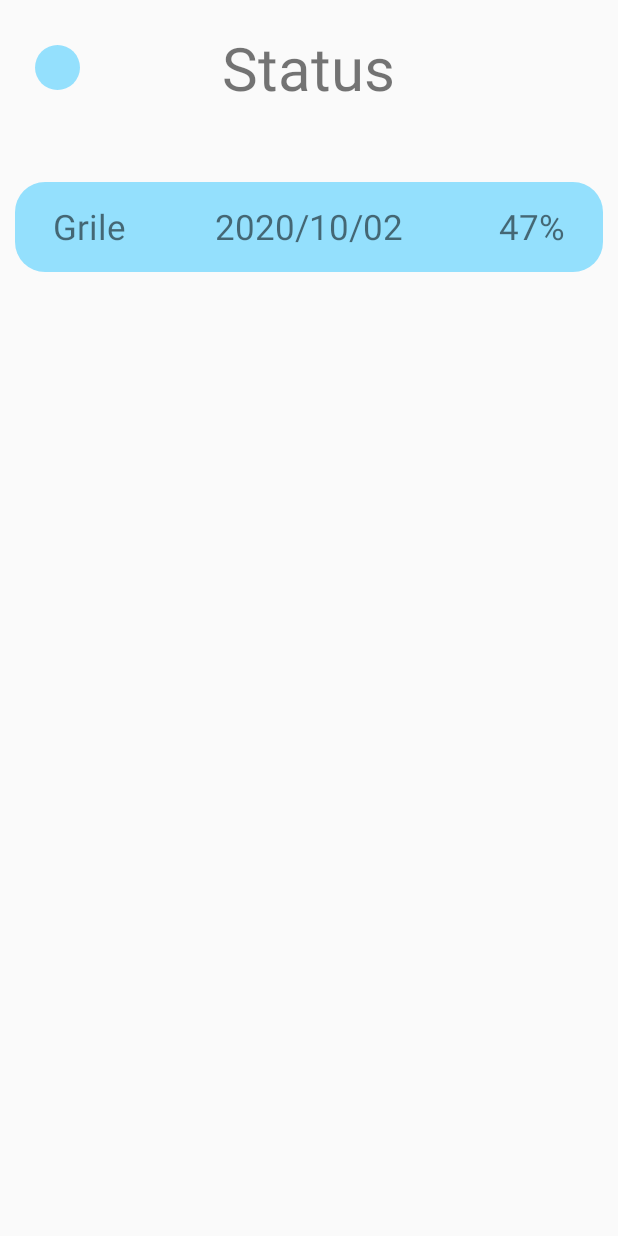
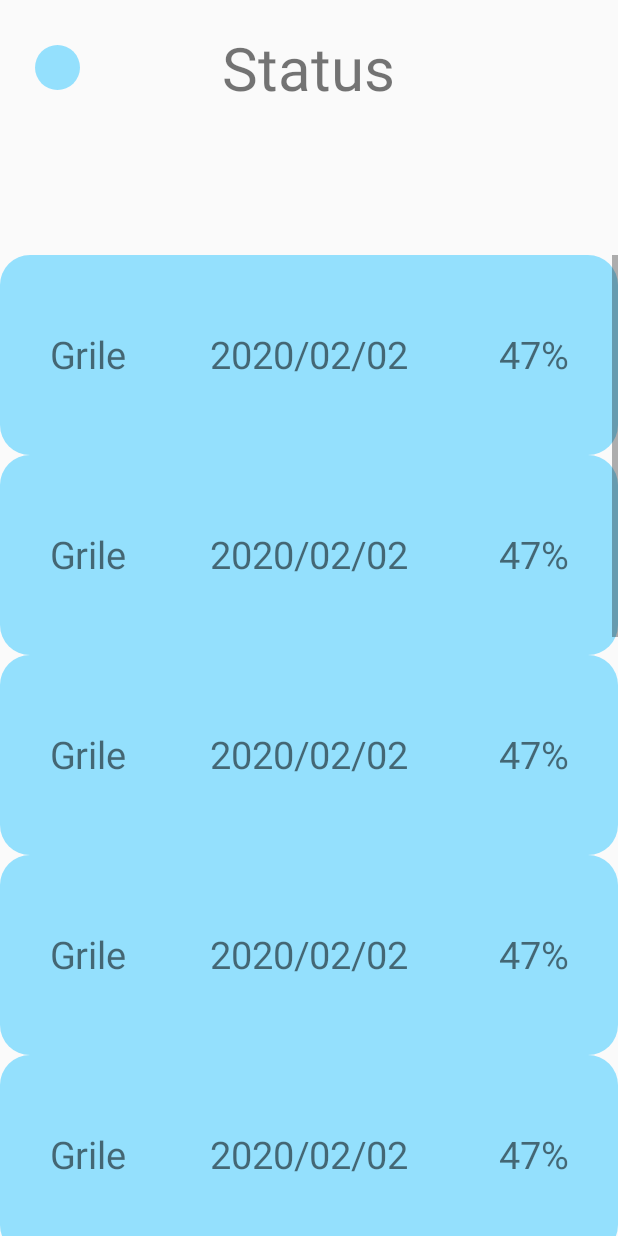
Before and after one commit to Madalina30/ProiectPA, an Android app: the MainMenu screen opened directly, with no data from a screen before it, after a tap on "STATUS", on a phone screen of 412 x 824 dp. Run offline under Robolectric (Android 15) with nearby library versions, the light colour scheme and no system bars; libraries missing offline, so code that uses them is left out: com.androidnetworking; 1 statement that could not run was skipped.

Commit message:
Status page added programmatically + hide notification bar

```diff
--- a/app/src/main/java/com/example/exam_project/GrileMain.java
+++ b/app/src/main/java/com/example/exam_project/GrileMain.java
@@ -11,6 +11,7 @@ import android.os.Bundle;
 import android.view.Gravity;
 import android.view.View;
 import android.view.ViewGroup;
+import android.view.WindowManager;
 import android.widget.Button;
 import android.widget.ImageView;
 import android.widget.LinearLayout;
@@ -48,6 +49,8 @@ public class GrileMain extends AppCompatActivity {
     protected void onCreate(Bundle savedInstanceState) {
         super.onCreate(savedInstanceState);
         setContentView(R.layout.activity_grile_main);
+        getWindow().setFlags(WindowManager.LayoutParams.FLAG_FULLSCREEN,
+                WindowManager.LayoutParams.FLAG_FULLSCREEN);
         setFunctionality();
         // TODO: points
     }
--- a/app/src/main/java/com/example/exam_project/Login.java
+++ b/app/src/main/java/com/example/exam_project/Login.java
@@ -7,6 +7,7 @@ import android.content.SharedPreferences;
 import android.os.Bundle;
 import android.util.Log;
 import android.view.View;
+import android.view.WindowManager;
 import android.widget.Button;
 import android.widget.EditText;
 import android.widget.TextView;
@@ -27,6 +28,8 @@ public class Login extends AppCompatActivity {
     protected void onCreate(Bundle savedInstanceState) {
         super.onCreate(savedInstanceState);
         setContentView(R.layout.activity_login);
+        getWindow().setFlags(WindowManager.LayoutParams.FLAG_FULLSCREEN,
+                WindowManager.LayoutParams.FLAG_FULLSCREEN);
         useremail = findViewById(R.id.useremail);
         password = findViewById(R.id.password);
         loginBtn = findViewById(R.id.loginBtn);
--- a/app/src/main/java/com/example/exam_project/Lost.java
+++ b/app/src/main/java/com/example/exam_project/Lost.java
@@ -5,6 +5,7 @@ import androidx.appcompat.app.AppCompatActivity;
 import android.content.Intent;
 import android.os.Bundle;
 import android.view.View;
+import android.view.WindowManager;
 import android.widget.Button;
 
 public class Lost extends AppCompatActivity {
@@ -13,6 +14,8 @@ public class Lost extends AppCompatActivity {
     protected void onCreate(Bundle savedInstanceState) {
         super.onCreate(savedInstanceState);
         setContentView(R.layout.lost_template);
+        getWindow().setFlags(WindowManager.LayoutParams.FLAG_FULLSCREEN,
+                WindowManager.LayoutParams.FLAG_FULLSCREEN);
 
         Button tryAgain = findViewById(R.id.tryAgain);
         Button goToMainMenu = findViewById(R.id.goToMainMenu);
--- a/app/src/main/java/com/example/exam_project/MainActivity.java
+++ b/app/src/main/java/com/example/exam_project/MainActivity.java
@@ -8,6 +8,7 @@ import android.content.SharedPreferences;
 import android.os.Bundle;
 import android.os.Handler;
 import android.view.View;
+import android.view.WindowManager;
 
 import com.androidnetworking.AndroidNetworking;
 
@@ -18,6 +19,8 @@ public class MainActivity extends AppCompatActivity {
         AndroidNetworking.initialize(getApplicationContext());
         super.onCreate(savedInstanceState);
         setContentView(R.layout.activity_main);
+        getWindow().setFlags(WindowManager.LayoutParams.FLAG_FULLSCREEN,
+                WindowManager.LayoutParams.FLAG_FULLSCREEN);
         final Handler handler = new Handler();
         SharedPreferences pref = getApplicationContext().getSharedPreferences("MyPref", 0);
         if (pref.getBoolean("isLogged", false)) {
--- a/app/src/main/java/com/example/exam_project/MainMenu.java
+++ b/app/src/main/java/com/example/exam_project/MainMenu.java
@@ -7,6 +7,7 @@ import android.content.Intent;
 import android.content.SharedPreferences;
 import android.os.Bundle;
 import android.view.View;
+import android.view.WindowManager;
 import android.widget.Button;
 import android.widget.ImageView;
 import android.widget.TextView;
@@ -26,7 +27,8 @@ public class MainMenu extends AppCompatActivity {
         AndroidNetworking.initialize(getApplicationContext());
         super.onCreate(savedInstanceState);
         setContentView(R.layout.activity_main_menu);
-
+        getWindow().setFlags(WindowManager.LayoutParams.FLAG_FULLSCREEN,
+                WindowManager.LayoutParams.FLAG_FULLSCREEN);
         setData();
         SharedPreferences pref = getApplicationContext().getSharedPreferences("MyPref", 0); // 0 - for private mode
         username.setText(pref.getString("username", "")); // Storing string
--- a/app/src/main/java/com/example/exam_project/Probleme.java
+++ b/app/src/main/java/com/example/exam_project/Probleme.java
@@ -5,6 +5,7 @@ import androidx.appcompat.app.AppCompatActivity;
 import android.content.Intent;
 import android.os.Bundle;
 import android.view.View;
+import android.view.WindowManager;
 import android.widget.Button;
 import android.widget.EditText;
 import android.widget.ImageView;
@@ -29,6 +30,8 @@ public class Probleme extends AppCompatActivity {
     protected void onCreate(Bundle savedInstanceState) {
         super.onCreate(savedInstanceState);
         setContentView(R.layout.activity_probleme);
+        getWindow().setFlags(WindowManager.LayoutParams.FLAG_FULLSCREEN,
+                WindowManager.LayoutParams.FLAG_FULLSCREEN);
         setFunctionality();
 
     }
--- a/app/src/main/java/com/example/exam_project/Settings.java
+++ b/app/src/main/java/com/example/exam_project/Settings.java
@@ -9,6 +9,7 @@ import android.content.SharedPreferences;
 import android.os.Bundle;
 import android.util.Log;
 import android.view.View;
+import android.view.WindowManager;
 import android.widget.Button;
 import android.widget.ImageView;
 import android.widget.Toast;
@@ -21,6 +22,8 @@ public class Settings extends AppCompatActivity {
     protected void onCreate(Bundle savedInstanceState) {
         super.onCreate(savedInstanceState);
         setContentView(R.layout.activity_settings);
+        getWindow().setFlags(WindowManager.LayoutParams.FLAG_FULLSCREEN,
+                WindowManager.LayoutParams.FLAG_FULLSCREEN);
         backToMainMenu = findViewById(R.id.backToMainMenu);
         resetProgressBtn = findViewById(R.id.resetProgressBtn);
         updateAccountBtn = findViewById(R.id.updateAccountBtn);
--- a/app/src/main/java/com/example/exam_project/Signup.java
+++ b/app/src/main/java/com/example/exam_project/Signup.java
@@ -7,6 +7,7 @@ import android.content.SharedPreferences;
 import android.os.Bundle;
 import android.util.Log;
 import android.view.View;
+import android.view.WindowManager;
 import android.widget.Button;
 import android.widget.EditText;
 import android.widget.TextView;
@@ -21,6 +22,8 @@ public class Signup extends AppCompatActivity {
     protected void onCreate(Bundle savedInstanceState) {
         super.onCreate(savedInstanceState);
         setContentView(R.layout.activity_signup);
+        getWindow().setFlags(WindowManager.LayoutParams.FLAG_FULLSCREEN,
+                WindowManager.LayoutParams.FLAG_FULLSCREEN);
         username = findViewById(R.id.username);
         email = findViewById(R.id.email);
         password = findViewById(R.id.password);
--- a/app/src/main/java/com/example/exam_project/Status.java
+++ b/app/src/main/java/com/example/exam_project/Status.java
@@ -1,34 +1,40 @@
 package com.example.exam_project;
 
+import androidx.annotation.RequiresApi;
 import androidx.appcompat.app.AppCompatActivity;
 
 import android.annotation.SuppressLint;
 import android.content.Intent;
+import android.os.Build;
 import android.os.Bundle;
+import android.view.Gravity;
 import android.view.View;
+import android.view.WindowManager;
 import android.widget.Button;
 import android.widget.ImageView;
+import android.widget.LinearLayout;
+import android.widget.RelativeLayout;
 import android.widget.ScrollView;
+import android.widget.TextView;
 
 public class Status extends AppCompatActivity {
     private ImageView backToMainMenu;
-    private ScrollView statusScroll;
+    private LinearLayout layoutStatus;
 
-    public ScrollView getStatusScroll() {
-        return statusScroll;
-    }
-
-    public void setStatusScroll(ScrollView statusScroll) {
-        this.statusScroll = statusScroll;
-    }
-
+    @RequiresApi(api = Build.VERSION_CODES.JELLY_BEAN_MR1)
     @Override
     protected void onCreate(Bundle savedInstanceState) {
         super.onCreate(savedInstanceState);
         setContentView(R.layout.activity_status);
+        getWindow().setFlags(WindowManager.LayoutParams.FLAG_FULLSCREEN,
+                WindowManager.LayoutParams.FLAG_FULLSCREEN);
 
         backToMainMenu = findViewById(R.id.backToMainMenu);
-        statusScroll = findViewById(R.id.statusScroll);
+        layoutStatus = findViewById(R.id.layoutStatus);
+
+        // cat timp o sa se gaseasca in bd o sa se apeleze o functie care adauga la status
+        for (int i = 0; i < 20; i++)
+            addToStatus("Grile", "2020/02/02", "47");
 
         backToMainMenu.setOnClickListener(new View.OnClickListener() {
             @Override
@@ -43,6 +49,53 @@ public class Status extends AppCompatActivity {
         // TODO: adapter for scroll view to do this
 
     }
+
+    @SuppressLint("SetTextI18n")
+    @RequiresApi(api = Build.VERSION_CODES.JELLY_BEAN_MR1)
+    public void addToStatus(String categoryName, String dateName, String percentage) {
+        RelativeLayout relativeLayout = new RelativeLayout(this);
+        RelativeLayout.LayoutParams layoutParamsRel = new RelativeLayout.LayoutParams(RelativeLayout.LayoutParams.MATCH_PARENT, 200);
+        layoutParamsRel.setMargins(30, 30, 30, 30);
+
+        relativeLayout.setLayoutParams(layoutParamsRel);
+        relativeLayout.setBackgroundResource(R.drawable.btn_bkg);
+
+        TextView category = new TextView(this);
+        RelativeLayout.LayoutParams textv = new RelativeLayout.LayoutParams(RelativeLayout.LayoutParams.WRAP_CONTENT, RelativeLayout.LayoutParams.WRAP_CONTENT);
+        category.setTextSize(25);
+        textv.leftMargin = 50;
+        textv.addRule(RelativeLayout.ALIGN_PARENT_LEFT);
+        textv.addRule(RelativeLayout.CENTER_VERTICAL);
+        category.setTextAlignment(View.TEXT_ALIGNMENT_CENTER);
+        category.setText(categoryName); // sau teste random sau probleme
+        category.setLayoutParams(textv);
+
+        TextView date = new TextView(this);
+        RelativeLayout.LayoutParams dateParam = new RelativeLayout.LayoutParams(RelativeLayout.LayoutParams.WRAP_CONTENT, RelativeLayout.LayoutParams.WRAP_CONTENT);
+        date.setTextSize(25);
+        dateParam.addRule(RelativeLayout.CENTER_IN_PARENT);
+        date.setTextAlignment(View.TEXT_ALIGNMENT_CENTER);
+        date.setText(dateName); // sau teste random sau probleme
+        date.setLayoutParams(dateParam);
+
+        TextView points = new TextView(this);
+        RelativeLayout.LayoutParams pointsParam = new RelativeLayout.LayoutParams(RelativeLayout.LayoutParams.WRAP_CONTENT, RelativeLayout.LayoutParams.WRAP_CONTENT);
+        points.setTextSize(25);
+        pointsParam.rightMargin = 50;
+        pointsParam.addRule(RelativeLayout.ALIGN_PARENT_RIGHT);
+        pointsParam.addRule(RelativeLayout.CENTER_VERTICAL);
+        points.setTextAlignment(View.TEXT_ALIGNMENT_CENTER);
+        points.setText(percentage + "%"); // sau teste random sau probleme
+        points.setLayoutParams(pointsParam);
+
+        relativeLayout.addView(category);
+        relativeLayout.addView(date);
+        relativeLayout.addView(points);
+
+        // de la relative layout trebuie sa te duca la grila specifica pentru acel nivel (prima din set - momentan chiar prima, dupa random)
+
+        layoutStatus.addView(relativeLayout);
+    }
     @Override
     public void onBackPressed() {
 
--- a/app/src/main/java/com/example/exam_project/TestRandom.java
+++ b/app/src/main/java/com/example/exam_project/TestRandom.java
@@ -11,6 +11,7 @@ import android.os.Bundle;
 import android.view.Gravity;
 import android.view.View;
 import android.view.ViewGroup;
+import android.view.WindowManager;
 import android.widget.Button;
 import android.widget.ImageView;
 import android.widget.LinearLayout;
@@ -37,6 +38,8 @@ public class TestRandom extends AppCompatActivity {
     protected void onCreate(Bundle savedInstanceState) {
         super.onCreate(savedInstanceState);
         setContentView(R.layout.template_grila);
+        getWindow().setFlags(WindowManager.LayoutParams.FLAG_FULLSCREEN,
+                WindowManager.LayoutParams.FLAG_FULLSCREEN);
         setFunctionality();
         // TODO: points
     }
--- a/app/src/main/java/com/example/exam_project/UpdateAccount.java
+++ b/app/src/main/java/com/example/exam_project/UpdateAccount.java
@@ -6,6 +6,7 @@ import android.content.Intent;
 import android.content.SharedPreferences;
 import android.os.Bundle;
 import android.view.View;
+import android.view.WindowManager;
 import android.widget.Button;
 import android.widget.EditText;
 import android.widget.ImageView;
@@ -20,6 +21,8 @@ public class UpdateAccount extends AppCompatActivity {
     protected void onCreate(Bundle savedInstanceState) {
         super.onCreate(savedInstanceState);
         setContentView(R.layout.activity_update_account);
+        getWindow().setFlags(WindowManager.LayoutParams.FLAG_FULLSCREEN,
+                WindowManager.LayoutParams.FLAG_FULLSCREEN);
         backToSettings = findViewById(R.id.backToSettings);
         username = findViewById(R.id.newUsername);
         email = findViewById(R.id.newEmail);
--- a/app/src/main/java/com/example/exam_project/Winner.java
+++ b/app/src/main/java/com/example/exam_project/Winner.java
@@ -5,6 +5,7 @@ import androidx.appcompat.app.AppCompatActivity;
 import android.content.Intent;
 import android.os.Bundle;
 import android.view.View;
+import android.view.WindowManager;
 import android.widget.Button;
 
 public class Winner extends AppCompatActivity {
@@ -13,6 +14,8 @@ public class Winner extends AppCompatActivity {
     protected void onCreate(Bundle savedInstanceState) {
         super.onCreate(savedInstanceState);
         setContentView(R.layout.win_template);
+        getWindow().setFlags(WindowManager.LayoutParams.FLAG_FULLSCREEN,
+                WindowManager.LayoutParams.FLAG_FULLSCREEN);
 
         Button chooseLevel = findViewById(R.id.chooseLevel);
         Button goToMainMenu = findViewById(R.id.goToMainMenu);
--- a/app/src/main/res/layout/activity_status.xml
+++ b/app/src/main/res/layout/activity_status.xml
@@ -7,6 +7,7 @@
     tools:context=".Status">
 
     <RelativeLayout
+        android:id="@+id/sus"
         android:layout_width="match_parent"
         android:layout_height="wrap_content"
         app:layout_constraintBottom_toBottomOf="parent"
@@ -34,6 +35,7 @@
         android:id="@+id/statusScroll"
         android:layout_width="match_parent"
         android:layout_height="wrap_content"
+        android:layout_marginTop="300px"
         app:layout_constraintBottom_toBottomOf="parent"
         app:layout_constraintHorizontal_bias="0.0"
         app:layout_constraintLeft_toLeftOf="parent"
@@ -41,43 +43,11 @@
         app:layout_constraintTop_toTopOf="parent"
         app:layout_constraintVertical_bias="0.15">
         <LinearLayout
+            android:id="@+id/layoutStatus"
             android:orientation="vertical"
             android:layout_width="match_parent"
             android:layout_height="wrap_content">
-            <RelativeLayout
-                android:layout_width="match_parent"
-                android:layout_height="60dp"
-                android:layout_margin="10dp"
-                android:background="@drawable/btn_bkg">
 
-
-                <TextView
-                    android:layout_width="wrap_content"
-                    android:layout_height="wrap_content"
-                    android:text="Grile"
-                    android:layout_marginLeft="25dp"
-                    android:layout_centerVertical="true"
-                    android:textSize="23sp"
-                    android:layout_marginStart="25dp" />
-
-                <TextView
-                    android:layout_width="wrap_content"
-                    android:layout_height="wrap_content"
-                    android:text="2020/10/02"
-                    android:textSize="23sp"
-                    android:layout_centerInParent="true"/>
-                <TextView
-                    android:layout_width="wrap_content"
-                    android:layout_height="wrap_content"
-                    android:text="47%"
-                    android:textSize="23sp"
-                    android:layout_marginRight="25dp"
-                    android:layout_centerVertical="true"
-                    android:layout_alignParentRight="true"
-                    android:layout_marginEnd="25dp"
-                    android:layout_alignParentEnd="true" />
-
-            </RelativeLayout>
         </LinearLayout>
 
     </ScrollView>
```
